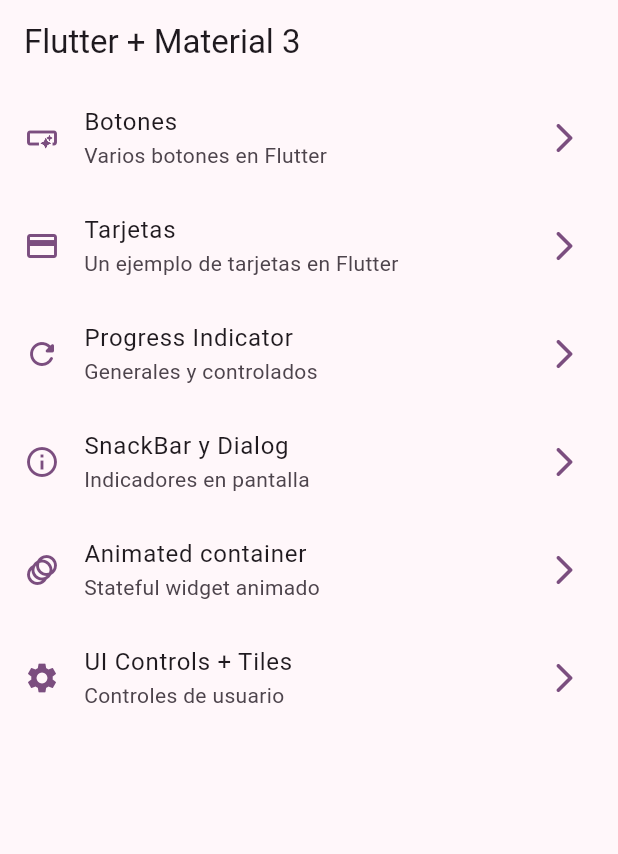
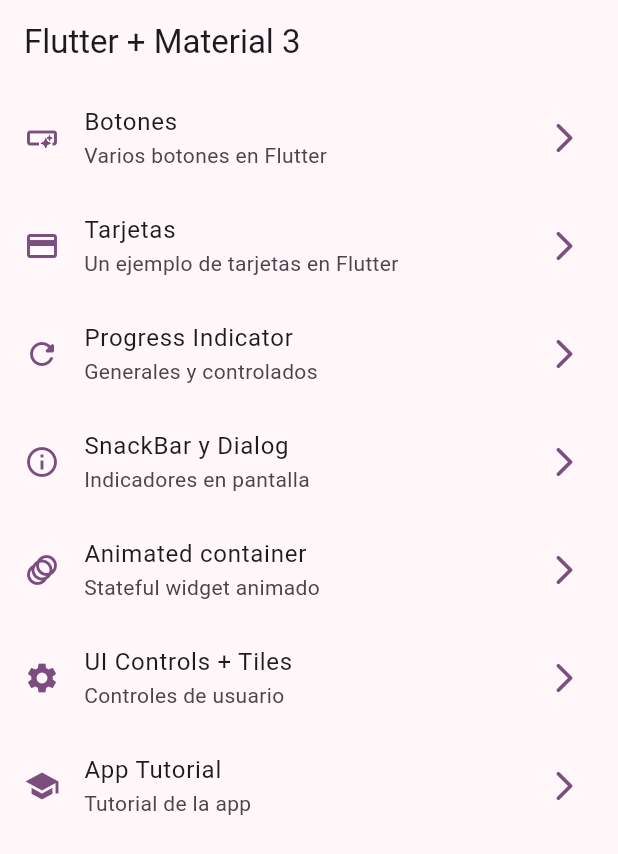
Before and after one commit to abrahamhs/widgets_app, a Flutter app: the screen it shows after launch, on a phone screen of 412 x 824 dp. Shown: the top 854 px of the screen. Run offline on Flutter 3.47's test engine with Material 3 defaults, Android fonts, the phone set to English and light mode, and no system bars; our stand-ins replace go_router.

Commit message:
Add App Tutorial screen and update menu items; configure routing

```diff
--- a/lib/config/menu/menu_items.dart
+++ b/lib/config/menu/menu_items.dart
@@ -54,6 +54,12 @@ const appMenuItems = <MenuItems>[
     link: '/ui_controls_screen',
     icon: Icons.settings,
   ),
+  MenuItems(
+    title: 'App Tutorial',
+    subTitle: 'Tutorial de la app',
+    link: '/app_tutorial_screen',
+    icon: Icons.school,
+  ),
 
 
 ];
--- a/lib/config/router/app_router.dart
+++ b/lib/config/router/app_router.dart
@@ -37,11 +37,12 @@ final appRouter = GoRouter(
       name: AnimatedScreen.routeName,
       builder: (context, state) => AnimatedScreen(),
     ),
-    GoRoute(
-      path:'/ui_controls_screen',
-      name: UiControlsScreen.routeName,
-      builder: (context, state) => UiControlsScreen(),
+     GoRoute(
+      path:'/app_tutorial_screen',
+      name: AppTutorialScreen.routeName,
+      builder: (context, state) => AppTutorialScreen(),
     ),
+
 
 
 
--- a/pubspec.yaml
+++ b/pubspec.yaml
@@ -18,3 +18,6 @@ dev_dependencies:
 
 flutter:
   uses-material-design: true
+
+assets:
+  - assets/images/
```
Also changed, not shown: assets/Images/1.png (added), assets/Images/2.png (added), assets/Images/3.png (added), assets/Images/jar-loading.gif (added).
